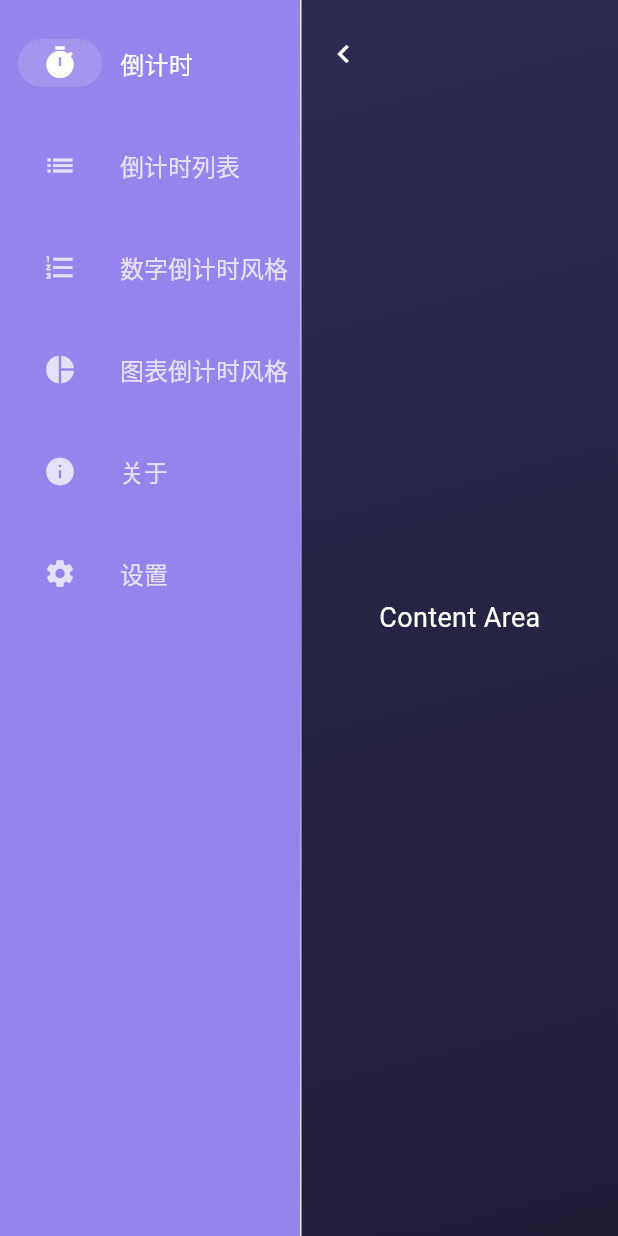
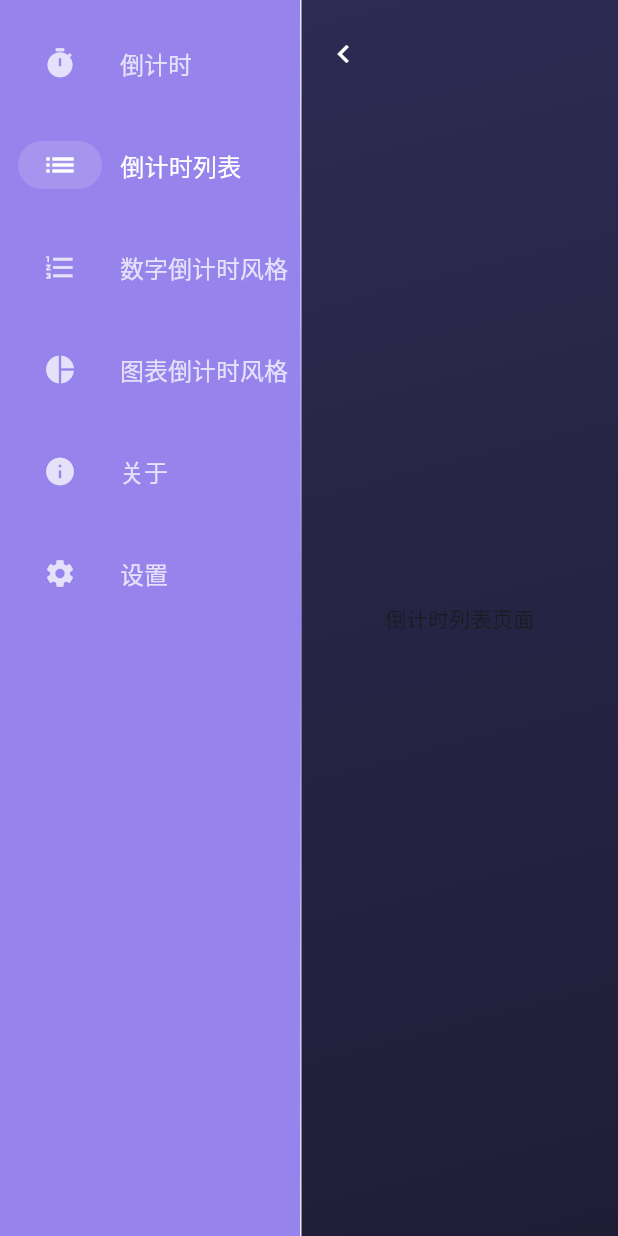
Before and after one commit to sqmw/easy_timer, a Flutter app: the screen it shows after launch, after a tap on "倒计时列表", on a phone screen of 412 x 824 dp. Run offline on Flutter 3.47's test engine with Material 3 defaults, Android fonts, the phone set to English and light mode, and no system bars; our stand-ins replace flutter_bloc.

Commit message:
feat: 完成了基本的tab跳转以及以及about这个tab

```diff
--- /dev/null
+++ b/lib/pages/timer/timer_page.dart
@@ -0,0 +1,12 @@
+import 'package:flutter/material.dart';
+
+class TimerPage extends StatelessWidget {
+  const TimerPage({super.key});
+
+  @override
+  Widget build(BuildContext context) {
+    return const Center(
+      child: Text('倒计时页面'),
+    );
+  }
+}
--- /dev/null
+++ b/lib/pages/timer_list/timer_list_page.dart
@@ -0,0 +1,12 @@
+import 'package:flutter/material.dart';
+
+class TimerListPage extends StatelessWidget {
+  const TimerListPage({super.key});
+
+  @override
+  Widget build(BuildContext context) {
+    return const Center(
+      child: Text('倒计时列表页面'),
+    );
+  }
+}
--- a/lib/widgets/app_layout.dart
+++ b/lib/widgets/app_layout.dart
@@ -1,4 +1,10 @@
 import 'package:flutter/material.dart';
+import 'package:easy_timer/pages/timer/timer_page.dart';
+import 'package:easy_timer/pages/timer_list/timer_list_page.dart';
+import 'package:easy_timer/pages/number_style/number_style_page.dart';
+import 'package:easy_timer/pages/chart_style/chart_style_page.dart';
+import 'package:easy_timer/pages/about/about_page.dart';
+import 'package:easy_timer/pages/settings/settings_page.dart';
 
 class AppLayout extends StatefulWidget {
   const AppLayout({super.key});
@@ -9,6 +15,16 @@ class AppLayout extends StatefulWidget {
 
 class _AppLayoutState extends State<AppLayout> {
   bool _isExtended = true;
+  int _selectedIndex = 0;
+
+  final List<Widget> _pages = const [
+    TimerPage(),
+    TimerListPage(),
+    NumberStylePage(),
+    ChartStylePage(),
+    AboutPage(),
+    SettingsPage(),
+  ];
 
   @override
   Widget build(BuildContext context) {
@@ -19,16 +35,18 @@ class _AppLayoutState extends State<AppLayout> {
             children: [
               // 左侧导航栏
               NavigationRail(
-                selectedIndex: 0,
+                selectedIndex: _selectedIndex,
                 onDestinationSelected: (int index) {
-                  // TODO: 实现导航逻辑
+                  setState(() {
+                    _selectedIndex = index;
+                  });
                 },
                 extended: _isExtended,
                 minWidth: 80,
                 minExtendedWidth: 200,
                 backgroundColor: const Color(0xFF9683EC),
                 useIndicator: true,
-                indicatorColor: Colors.white.withOpacity(0.15),
+                indicatorColor: Colors.white.withAlpha(38),
                 indicatorShape: const RoundedRectangleBorder(
                   borderRadius: BorderRadius.all(Radius.circular(24)),
                 ),
@@ -43,8 +61,8 @@ class _AppLayoutState extends State<AppLayout> {
                 selectedLabelTextStyle: const TextStyle(
                   color: Colors.white,
                   fontSize: 16,
-                  fontWeight: FontWeight.w500,  // 稍微加粗
-                  letterSpacing: 0.2,  // 轻微增加字间距
+                  fontWeight: FontWeight.w500, // 稍微加粗
+                  letterSpacing: 0.2, // 轻微增加字间距
                 ),
                 unselectedLabelTextStyle: const TextStyle(
                   color: Color(0xFFE6E1FB),
@@ -98,27 +116,17 @@ class _AppLayoutState extends State<AppLayout> {
                     ),
                   ),
                 ),
+              // 修改 Expanded 中的内容
               Expanded(
                 child: Container(
                   decoration: const BoxDecoration(
                     gradient: LinearGradient(
                       begin: Alignment.topLeft,
                       end: Alignment.bottomRight,
-                      colors: [
-                        Color(0xFF2D2B52),
-                        Color(0xFF1F1D36),
-                      ],
+                      colors: [Color(0xFF2D2B52), Color(0xFF1F1D36)],
                     ),
                   ),
-                  child: const Center(
-                    child: Text(
-                      'Content Area',
-                      style: TextStyle(
-                        color: Colors.white,
-                        fontSize: 18,
-                      ),
-                    ),
-                  ),
+                  child: _pages[_selectedIndex],
                 ),
               ),
             ],
--- a/pubspec.yaml
+++ b/pubspec.yaml
@@ -30,6 +30,7 @@ environment:
 dependencies:
   flutter:
     sdk: flutter
+  url_launcher: ^6.2.2  # 添加这一行
 
   # The following adds the Cupertino Icons font to your application.
   # Use with the CupertinoIcons class for iOS style icons.
```
Also changed, not shown: lib/pages/about/about_page.dart (added, +171 -0 lines), lib/pages/chart_style/chart_style_page.dart (added, +12 -0 lines), lib/pages/number_style/number_style_page.dart (added, +12 -0 lines), lib/pages/settings/settings_page.dart (added, +12 -0 lines), pubspec.lock, 8 other files.
